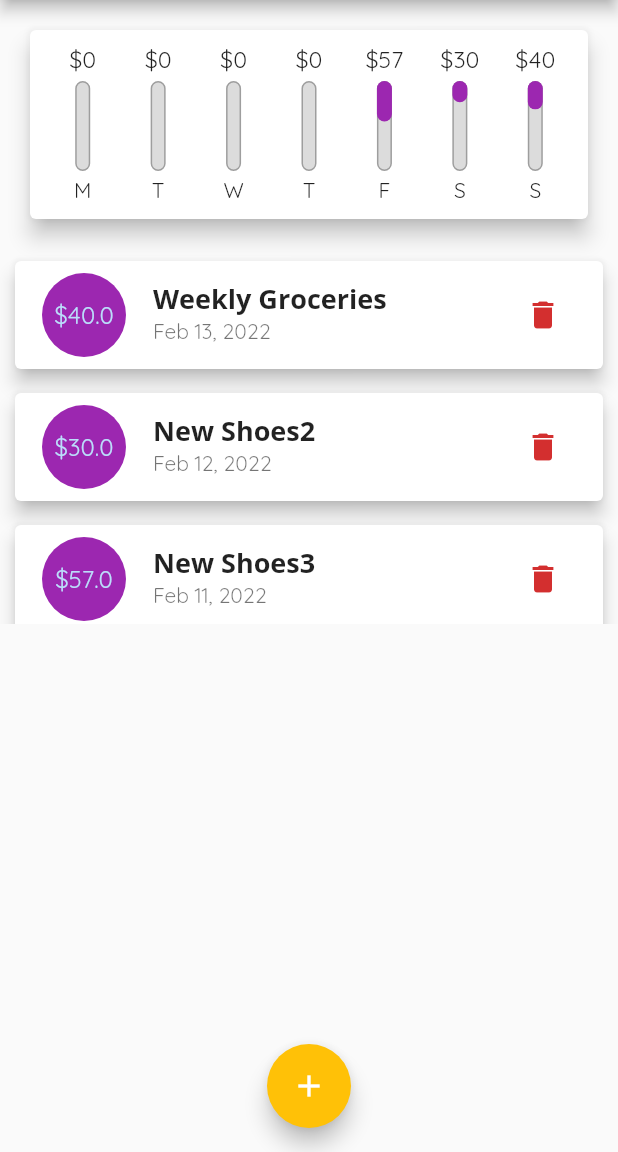
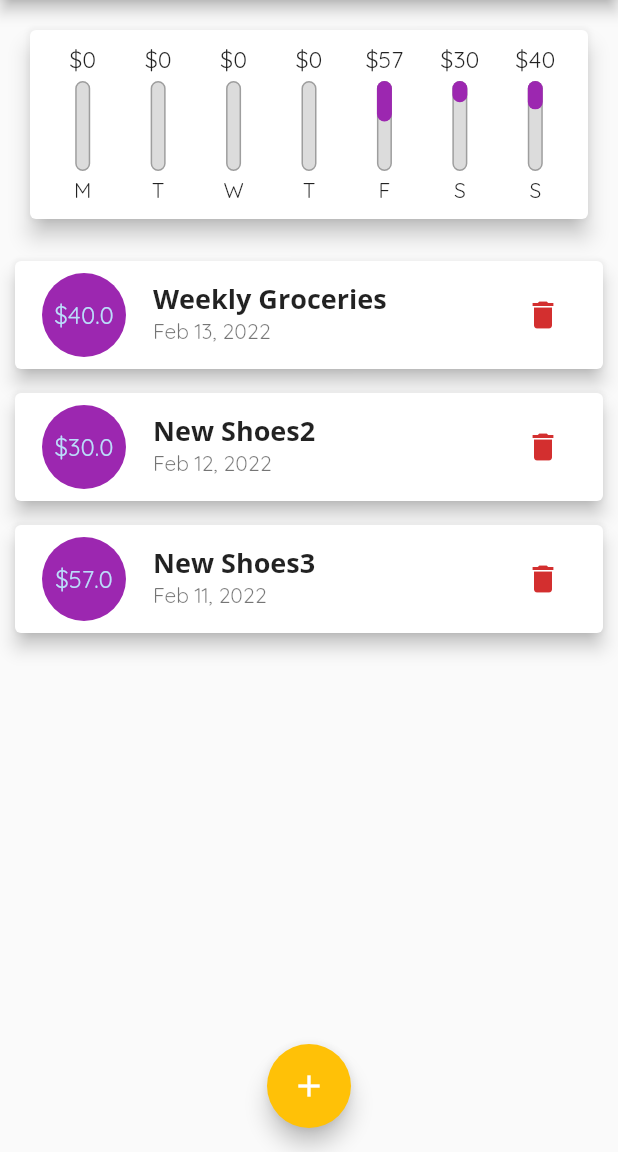
Before and after one commit to mahdibouaziz/flutter-personal-expenses, a Flutter app: the screen it shows after launch, after a tap on the "delete" icon, on a phone screen of 412 x 824 dp, the part 84-1236 px from its top. Run offline on Flutter 3.47's test engine with Material 2 defaults, Android fonts, the phone set to English and light mode, and no system bars.

Commit message:
design improvement

```diff
--- a/lib/widgets/transaction_list.dart
+++ b/lib/widgets/transaction_list.dart
@@ -15,7 +15,7 @@ class TransactionList extends StatelessWidget {
   @override
   Widget build(BuildContext context) {
     return SizedBox(
-      height: 250,
+      height: 440,
       child: userTransactions.isEmpty
           ? Column(
               children: [
```
